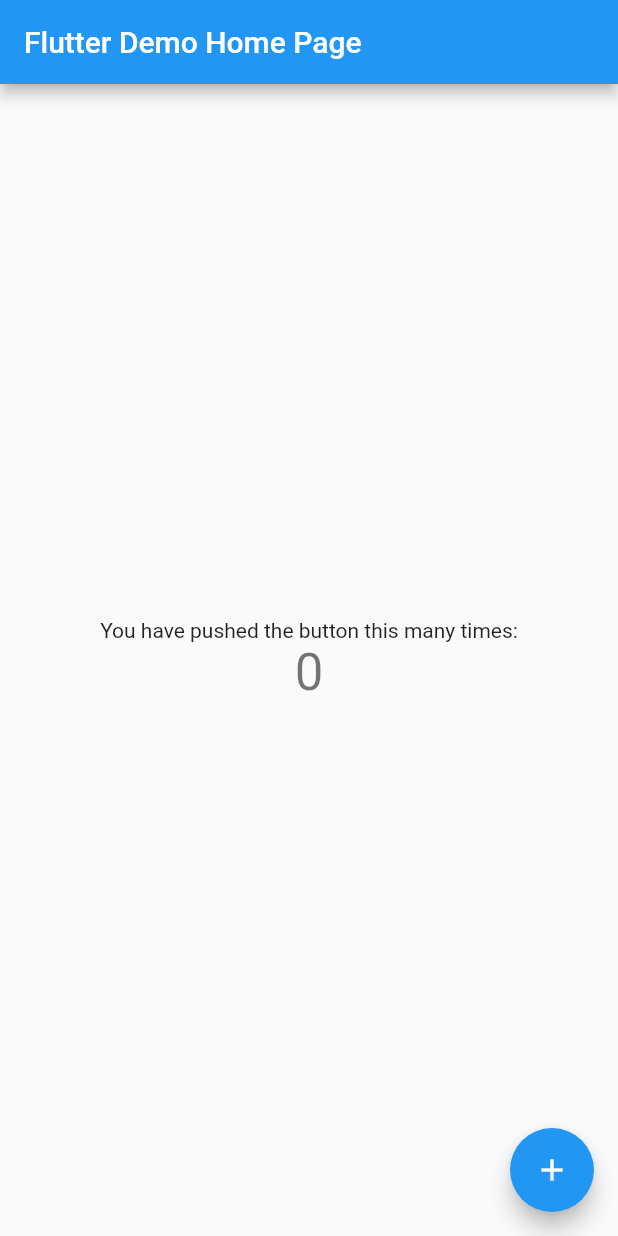
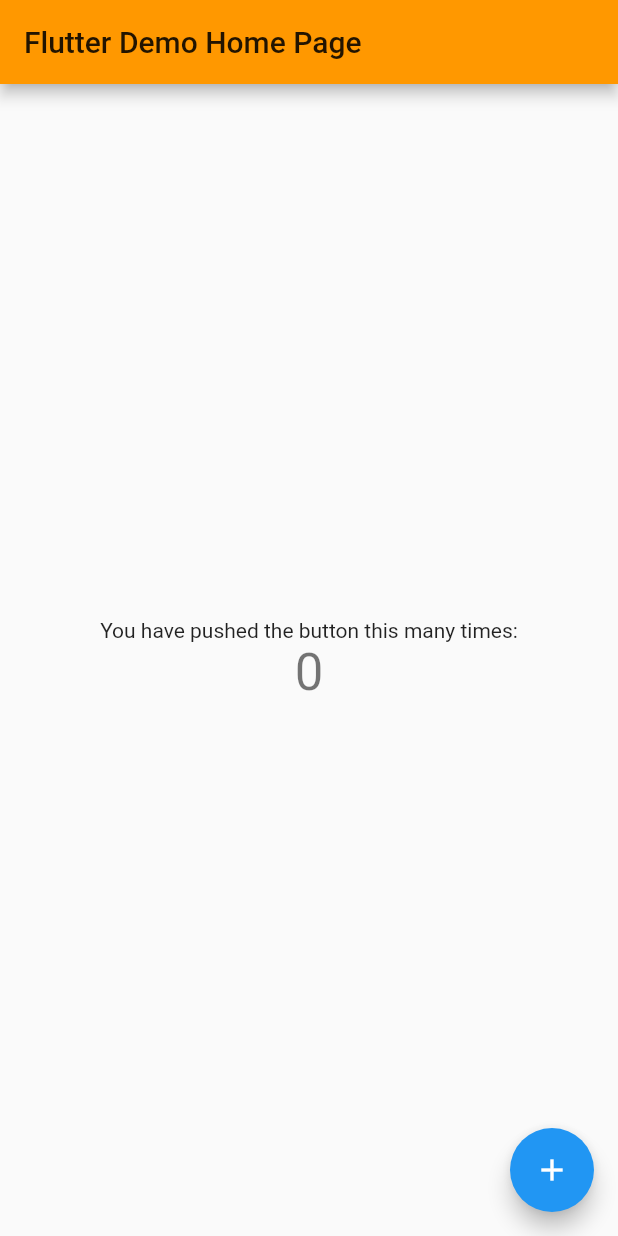
Before and after one commit to rafaelfl/flutter-ecp-ufma, a Flutter app: the MyHomePage screen opened directly, on a phone screen of 412 x 824 dp. Run offline on Flutter 3.47's test engine with Material 2 defaults, Android fonts, the phone set to English and light mode, and no system bars; network calls fail.

```diff
--- a/rachaconta/lib/main.dart
+++ b/rachaconta/lib/main.dart
@@ -1,113 +1,19 @@
 import 'package:flutter/material.dart';
+import 'package:rachaconta/views/home.dart';
+import 'package:rachaconta/views/result.dart';
 
-void main() {
-  runApp(MyApp());
-}
+void main() => runApp(MyApp());
 
 class MyApp extends StatelessWidget {
-  // This widget is the root of your application.
   @override
   Widget build(BuildContext context) {
     return MaterialApp(
-      title: 'Flutter Demo',
-      theme: ThemeData(
-        // This is the theme of your application.
-        //
-        // Try running your application with "flutter run". You'll see the
-        // application has a blue toolbar. Then, without quitting the app, try
-        // changing the primarySwatch below to Colors.green and then invoke
-        // "hot reload" (press "r" in the console where you ran "flutter run",
-        // or simply save your changes to "hot reload" in a Flutter IDE).
-        // Notice that the counter didn't reset back to zero; the application
-        // is not restarted.
-        primarySwatch: Colors.blue,
-      ),
-      home: MyHomePage(title: 'Flutter Demo Home Page'),
-    );
+        debugShowCheckedModeBanner: false, // Remove a flag de debug
+        title: 'Racha Conta',
+        theme: ThemeData(primaryColor: Colors.orange),
+        routes: {
+          '/': (context) => HomeView(),
+          '/result': (context) => ResultView()
+        });
   }
 }
-
-class MyHomePage extends StatefulWidget {
-  MyHomePage({Key key, this.title}) : super(key: key);
-
-  // This widget is the home page of your application. It is stateful, meaning
-  // that it has a State object (defined below) that contains fields that affect
-  // how it looks.
-
-  // This class is the configuration for the state. It holds the values (in this
-  // case the title) provided by the parent (in this case the App widget) and
-  // used by the build method of the State. Fields in a Widget subclass are
-  // always marked "final".
-
-  final String title;
-
-  @override
-  _MyHomePageState createState() => _MyHomePageState();
-}
-
-class _MyHomePageState extends State<MyHomePage> {
-  int _counter = 0;
-
-  void _incrementCounter() {
-    setState(() {
-      // This call to setState tells the Flutter framework that something has
-      // changed in this State, which causes it to rerun the build method below
-      // so that the display can reflect the updated values. If we changed
-      // _counter without calling setState(), then the build method would not be
-      // called again, and so nothing would appear to happen.
-      _counter++;
-    });
-  }
-
-  @override
-  Widget build(BuildContext context) {
-    // This method is rerun every time setState is called, for instance as done
-    // by the _incrementCounter method above.
-    //
-    // The Flutter framework has been optimized to make rerunning build methods
-    // fast, so that you can just rebuild anything that needs updating rather
-    // than having to individually change instances of widgets.
-    return Scaffold(
-      appBar: AppBar(
-        // Here we take the value from the MyHomePage object that was created by
-        // the App.build method, and use it to set our appbar title.
-        title: Text(widget.title),
-      ),
-      body: Center(
-        // Center is a layout widget. It takes a single child and positions it
-        // in the middle of the parent.
-        child: Column(
-          // Column is also a layout widget. It takes a list of children and
-          // arranges them vertically. By default, it sizes itself to fit its
-          // children horizontally, and tries to be as tall as its parent.
-          //
-          // Invoke "debug painting" (press "p" in the console, choose the
-          // "Toggle Debug Paint" action from the Flutter Inspector in Android
-          // Studio, or the "Toggle Debug Paint" command in Visual Studio Code)
-          // to see the wireframe for each widget.
-          //
-          // Column has various properties to control how it sizes itself and
-          // how it positions its children. Here we use mainAxisAlignment to
-          // center the children vertically; the main axis here is the vertical
-          // axis because Columns are vertical (the cross axis would be
-          // horizontal).
-          mainAxisAlignment: MainAxisAlignment.center,
-          children: <Widget>[
-            Text(
-              'You have pushed the button this many times:',
-            ),
-            Text(
-              '$_counter',
-              style: Theme.of(context).textTheme.headline4,
-            ),
-          ],
-        ),
-      ),
-      floatingActionButton: FloatingActionButton(
-        onPressed: _incrementCounter,
-        tooltip: 'Increment',
-        child: Icon(Icons.add),
-      ), // This trailing comma makes auto-formatting nicer for build methods.
-    );
-  }
-}
```
Also changed, not shown: rachaconta/lib/models/draw.dart (added, +23 -0 lines), rachaconta/lib/utils/drawhelper.dart (added, +28 -0 lines), rachaconta/lib/views/home.dart (added, +8 -0 lines), rachaconta/lib/views/result.dart (added, +13 -0 lines), rachaconta/lib/assets/leftarrow.png (added), rachaconta/lib/assets/rightarrow.png (added).
